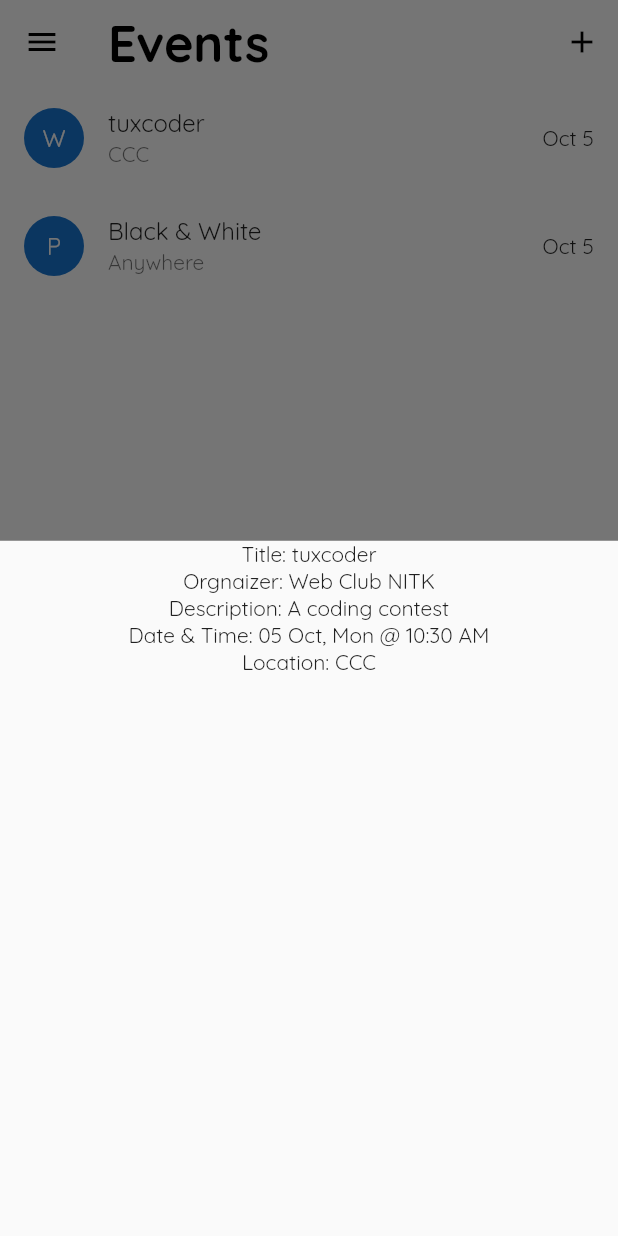
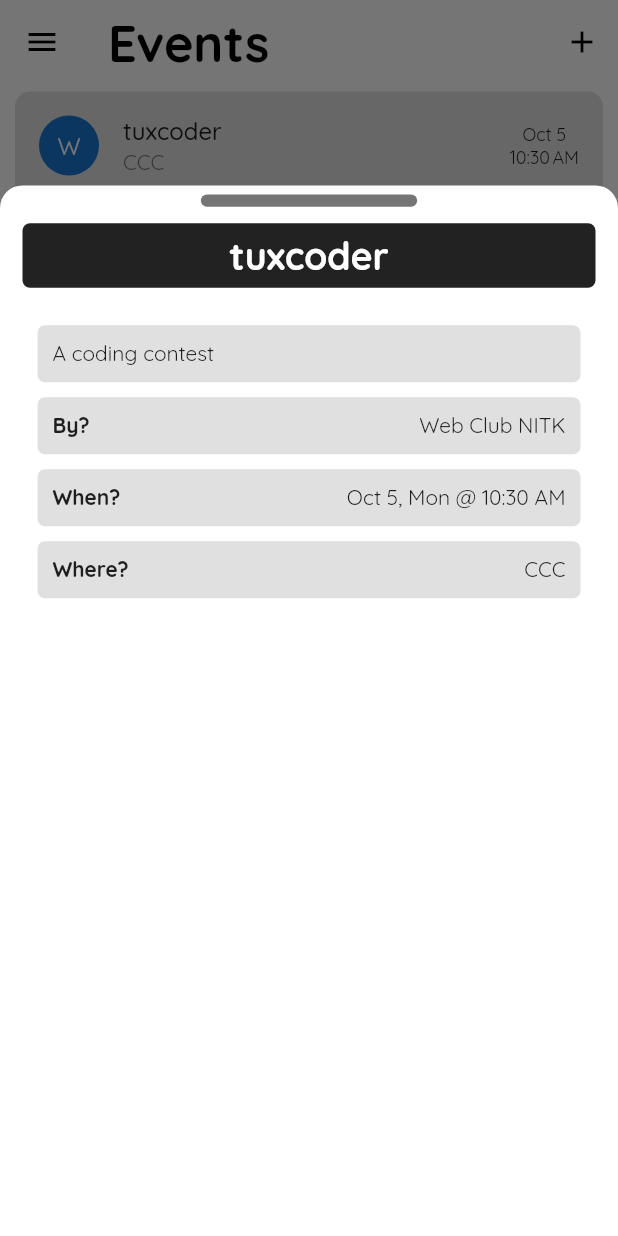
Before and after one commit to navaneethp123/nitk_virtual_guide, a Flutter app: the screen it shows after launch, after a tap on an icon or button, on a phone screen of 412 x 824 dp. Run offline on Flutter 3.47's test engine with Material 2 defaults, Android fonts, the phone set to English and light mode, and no system bars.

Commit message:
Styling Event details

```diff
--- a/lib/ui/screens/events-screen.dart
+++ b/lib/ui/screens/events-screen.dart
@@ -17,6 +17,13 @@ class EventsScreen extends StatefulWidget {
 }
 
 class _EventsScreenState extends State<EventsScreen> {
+  Text getText(String text) {
+    return Text(
+      text,
+      style: TextStyle(fontSize: 12),
+    );
+  }
+
   @override
   Widget build(BuildContext context) {
     final events = Provider.of<Events>(context).events;
@@ -42,10 +49,18 @@ class _EventsScreenState extends State<EventsScreen> {
             leading: CircleAvatar(
               child: Text(events[index].organizer[0]),
             ),
-            trailing: Text(DateFormat.MMMd().format(events[index].dateTime)),
+            trailing: Column(
+              mainAxisAlignment: MainAxisAlignment.center,
+              children: <Widget>[
+                getText(DateFormat.MMMd().format(events[index].dateTime)),
+                getText(DateFormat.jm().format(events[index].dateTime)),
+              ],
+            ),
             onTap: () {
               showModalBottomSheet(
                 context: context,
+                backgroundColor: Colors.transparent,
+                isScrollControlled: true,
                 builder: (_) => EventDetails(events[index]),
               );
             },
--- /dev/null
+++ b/lib/ui/widgets/detail-container.dart
@@ -0,0 +1,25 @@
+import 'package:flutter/material.dart';
+
+class DetailContainer extends Container {
+  DetailContainer(Widget widget, {String heading = ''})
+      : super(
+          decoration: BoxDecoration(
+            color: Colors.black12,
+            borderRadius: BorderRadius.circular(5),
+          ),
+          margin: EdgeInsets.symmetric(horizontal: 10, vertical: 5),
+          padding: EdgeInsets.all(10),
+          width: double.infinity,
+          child: Column(
+            crossAxisAlignment: CrossAxisAlignment.start,
+            children: <Widget>[
+              if (heading?.isNotEmpty ?? false)
+                Text(
+                  heading,
+                  style: TextStyle(fontWeight: FontWeight.bold),
+                ),
+              widget,
+            ],
+          ),
+        );
+}
--- a/lib/ui/widgets/event-details.dart
+++ b/lib/ui/widgets/event-details.dart
@@ -2,23 +2,114 @@ import 'package:flutter/material.dart';
 import 'package:intl/intl.dart';
 
 import '../../data/events.dart';
+import './detail-container.dart';
 
 class EventDetails extends StatelessWidget {
   final Event event;
 
   EventDetails(this.event);
 
+  Container holder(Size deviceSize) {
+    return Container(
+      margin: EdgeInsets.all(6),
+      height: deviceSize.height * 0.01,
+      width: deviceSize.width * 0.35,
+      decoration: BoxDecoration(
+          color: Colors.black54,
+          borderRadius: BorderRadius.circular(deviceSize.height * 0.005)),
+    );
+  }
+
   @override
   Widget build(BuildContext context) {
-    return Column(
-      children: [
-        Text('Title: ${event.title}'),
-        Text('Orgnaizer: ${event.organizer}'),
-        Text('Description: ${event.description}'),
-        Text(
-            'Date & Time: ${DateFormat('dd MMM, E @ h:mm a').format(event.dateTime)}'),
-        Text('Location: ${event.location}'),
-      ],
+    final deviceSize = MediaQuery.of(context).size;
+    return Container(
+      height: deviceSize.height * 0.85,
+      decoration: BoxDecoration(
+        borderRadius: BorderRadius.only(
+          topLeft: Radius.circular(15),
+          topRight: Radius.circular(15),
+        ),
+        color: Colors.white,
+      ),
+      clipBehavior: Clip.antiAlias,
+      child: Column(
+        children: <Widget>[
+          holder(deviceSize),
+          Container(
+            margin: EdgeInsets.symmetric(vertical: 5, horizontal: 15),
+            padding: EdgeInsets.all(6),
+            child: Text(
+              event.title,
+              style: TextStyle(
+                color: Colors.white,
+                fontWeight: FontWeight.bold,
+                fontSize: 25,
+              ),
+              textAlign: TextAlign.center,
+            ),
+            alignment: Alignment.center,
+            decoration: BoxDecoration(
+              color: Colors.black87,
+              borderRadius: BorderRadius.circular(5),
+            ),
+          ),
+          Flexible(
+            child: SingleChildScrollView(
+              child: Container(
+                margin: EdgeInsets.all(15),
+                child: Column(
+                  crossAxisAlignment: CrossAxisAlignment.start,
+                  children: <Widget>[
+                    DetailContainer(Text(event.description)),
+                    DetailContainer(
+                      Row(
+                        crossAxisAlignment: CrossAxisAlignment.start,
+                        mainAxisAlignment: MainAxisAlignment.spaceBetween,
+                        children: <Widget>[
+                          Text('By?',
+                              style: TextStyle(fontWeight: FontWeight.bold)),
+                          Text(event.organizer),
+                        ],
+                      ),
+                    ),
+                    DetailContainer(
+                      Row(
+                        crossAxisAlignment: CrossAxisAlignment.start,
+                        mainAxisAlignment: MainAxisAlignment.spaceBetween,
+                        children: <Widget>[
+                          Text('When?',
+                              style: TextStyle(fontWeight: FontWeight.bold)),
+                          Text(DateFormat('MMM d, E @ h:mm a')
+                              .format(event.dateTime)),
+                        ],
+                      ),
+                    ),
+                    DetailContainer(
+                      Row(
+                        crossAxisAlignment: CrossAxisAlignment.start,
+                        mainAxisAlignment: MainAxisAlignment.spaceBetween,
+                        children: <Widget>[
+                          Text(
+                            'Where?',
+                            style: TextStyle(fontWeight: FontWeight.bold),
+                          ),
+                          Flexible(
+                            child: Padding(
+                              padding: EdgeInsets.only(left: 15),
+                              child: Text(event.location),
+                            ),
+                          ),
+                        ],
+                      ),
+                    ),
+                  ],
+                ),
+              ),
+            ),
+          ),
+        ],
+      ),
     );
   }
 }
--- a/lib/ui/widgets/info-tile.dart
+++ b/lib/ui/widgets/info-tile.dart
@@ -17,12 +17,26 @@ class InfoTile extends StatelessWidget {
 
   @override
   Widget build(BuildContext context) {
-    return ListTile(
-      trailing: trailing,
-      leading: leading,
-      title: Text(title),
-      subtitle: Text(subtitle),
-      onTap: onTap,
+    return Container(
+      margin: EdgeInsets.symmetric(vertical: 5, horizontal: 10),
+      decoration: BoxDecoration(
+        color: Colors.black12,
+        borderRadius: BorderRadius.circular(10),
+      ),
+      child: ListTile(
+        leading: leading,
+        title: Text(
+          title,
+          style: TextStyle(fontWeight: FontWeight.w500),
+        ),
+        subtitle: Text(
+          subtitle,
+          maxLines: 1,
+          overflow: TextOverflow.ellipsis,
+        ),
+        trailing: trailing,
+        onTap: onTap,
+      ),
     );
   }
 }
```
